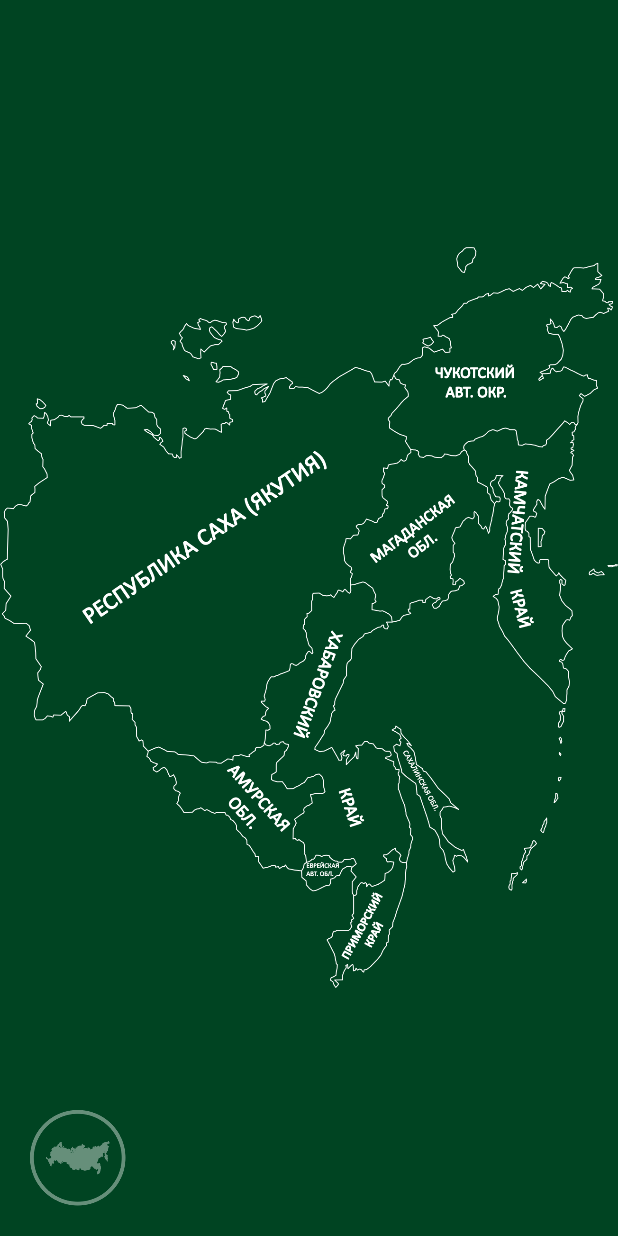
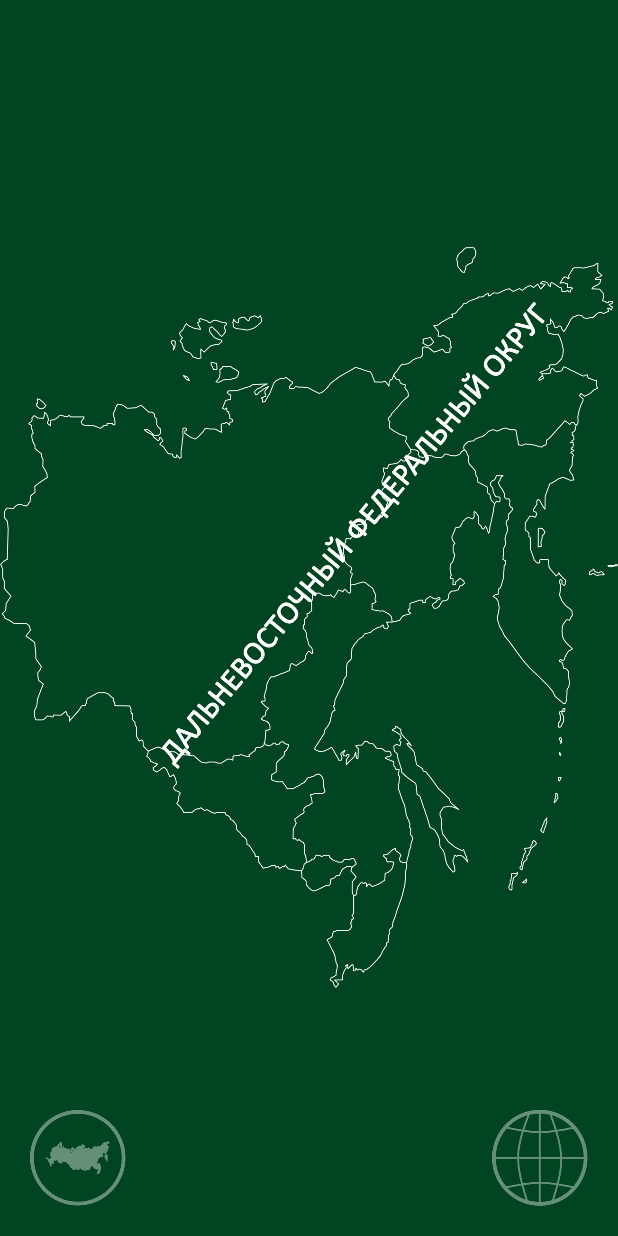
Before and after one commit to alexal1/Geografica, an Android app: the screen it shows after launch (MainActivity), on a phone screen of 412 x 824 dp. Run offline under Robolectric (Android 15) with nearby library versions, the phone set to English and light mode, and no system bars; libraries missing offline, so code that uses them is left out: org.apache.poi; 2 statements that could not run were skipped.

Commit message:
Create buttonInfo

```diff
--- a/app/src/main/java/com/alex_aladdin/geografica/ExcelParser.java
+++ b/app/src/main/java/com/alex_aladdin/geografica/ExcelParser.java
@@ -23,7 +23,7 @@ class ExcelParser {
         try {
             //Получаем доступ к Excel-файлу в папке assets
             AssetManager am = context.getAssets();
-            mInputStream = am.open("DVOkrug.xls");
+            mInputStream = am.open("dvo.xls");
 
             //Читаем Excel-файл
             mWorkbook = new HSSFWorkbook(mInputStream);
--- a/app/src/main/java/com/alex_aladdin/geografica/MainActivity.java
+++ b/app/src/main/java/com/alex_aladdin/geografica/MainActivity.java
@@ -361,4 +361,9 @@ public class MainActivity extends AppCompatActivity {
         showNewPiece();
         view.setBackgroundResource(R.color.transparent);
     }
+
+    //Клик на кнопку, меняющую картинку карты
+    public void onButtonInfoClick(View view) {
+        mImageMap.changeMapInfo(this);
+    }
 }
--- a/app/src/main/java/com/alex_aladdin/geografica/MapImageView.java
+++ b/app/src/main/java/com/alex_aladdin/geografica/MapImageView.java
@@ -15,16 +15,21 @@ public class MapImageView extends ImageView {
 
     public static float K; //Отношение ширины реального изображения к ширине оригинального
     public static float RATIO; //Пропорции картинки
-    private int mOriginalWidth;
+    private int mOriginalWidth; //Длина оригинального изображения
+    private int mType = 2; //Текущий тип информационности карты (с надписями, без напдписей, и т.д.)
 
     public MapImageView(Context context, AttributeSet attrs) {
         super(context, attrs);
 
-        loadMap(context);
+        //В метод loadMap передаем название файла с картой и тип (с надписями, без надписей и т.д.)
+        loadMap(context, "dvo", mType);
     }
 
     //Метод, загружающий нужную карту
-    private void loadMap(Context context) {
+    private void loadMap(Context context, String name, int type) {
+        //Получаем id ресурса по строке name и числу type
+        int resId = getResources().getIdentifier(name + type, "drawable", context.getPackageName());
+
         //Получаем размеры экрана
         WindowManager wm = (WindowManager)context.getSystemService(Context.WINDOW_SERVICE);
         Display display = wm.getDefaultDisplay();
@@ -34,7 +39,7 @@ public class MapImageView extends ImageView {
         final int screen_h = size.y;
 
         //Загружаем из ресурсов картинку, сразу уменьшенную в число раз, кратное двум, но чтобы была не меньше размеров экрана
-        Bitmap bmMap = decodeSampledBitmapFromResource(getResources(), R.drawable.contur_ocruga_s_name__subjectov, screen_w, screen_h);
+        Bitmap bmMap = decodeSampledBitmapFromResource(getResources(), resId, screen_w, screen_h);
         //Получаем размеры загруженной картинки
         int bitmap_w = bmMap.getWidth();
         int bitmap_h = bmMap.getHeight();
@@ -102,4 +107,16 @@ public class MapImageView extends ImageView {
 
         return inSampleSize;
     }
+
+    //Метод, меняющий картинку карты
+    public void changeMapInfo(Context context) {
+        mType++;
+        mType = mType % 4;
+        if (mType == 0)
+            this.setVisibility(INVISIBLE);
+        else {
+            this.setVisibility(VISIBLE);
+            loadMap(context, "dvo", mType);
+        }
+    }
 }
--- /dev/null
+++ b/app/src/main/res/drawable/button_info.xml
@@ -0,0 +1,9 @@
+<?xml version="1.0" encoding="utf-8"?>
+<selector xmlns:android="http://schemas.android.com/apk/res/android">
+    <item android:state_pressed="false">
+        <bitmap android:src="@drawable/info" android:alpha="0.4"/>
+    </item>
+    <item android:state_pressed="true">
+        <bitmap android:src="@drawable/info" android:alpha="1.0"/>
+    </item>
+</selector>
--- a/app/src/main/res/layout/activity_main.xml
+++ b/app/src/main/res/layout/activity_main.xml
@@ -28,4 +28,17 @@
         android:onClick="onButtonAddClick"
         tools:ignore="ContentDescription"/>
 
+    <ImageButton
+        android:id="@+id/button_info"
+        android:layout_width="wrap_content"
+        android:layout_height="wrap_content"
+        android:layout_alignParentBottom="true"
+        android:layout_alignParentRight="true"
+        android:layout_alignParentEnd="true"
+        android:src="@drawable/button_info"
+        android:background="@color/transparent"
+        android:padding="20dp"
+        android:onClick="onButtonInfoClick"
+        tools:ignore="ContentDescription"/>
+
 </com.alex_aladdin.geografica.ZoomableRelativeLayout>
```
Also changed, not shown: app/src/main/res/drawable-nodpi/dvo1.png (renamed from app/src/main/res/drawable-nodpi/okrug_s_name_bez_subjectov.png), app/src/main/res/drawable-nodpi/dvo2.png (renamed from app/src/main/res/drawable-nodpi/okrug_s_name_s_subjectov.png), app/src/main/res/drawable-nodpi/dvo3.png (renamed from app/src/main/res/drawable-nodpi/contur_ocruga_s_name__subjectov.png), app/src/main/res/drawable-xxhdpi/info.png (added), 3 other files.
